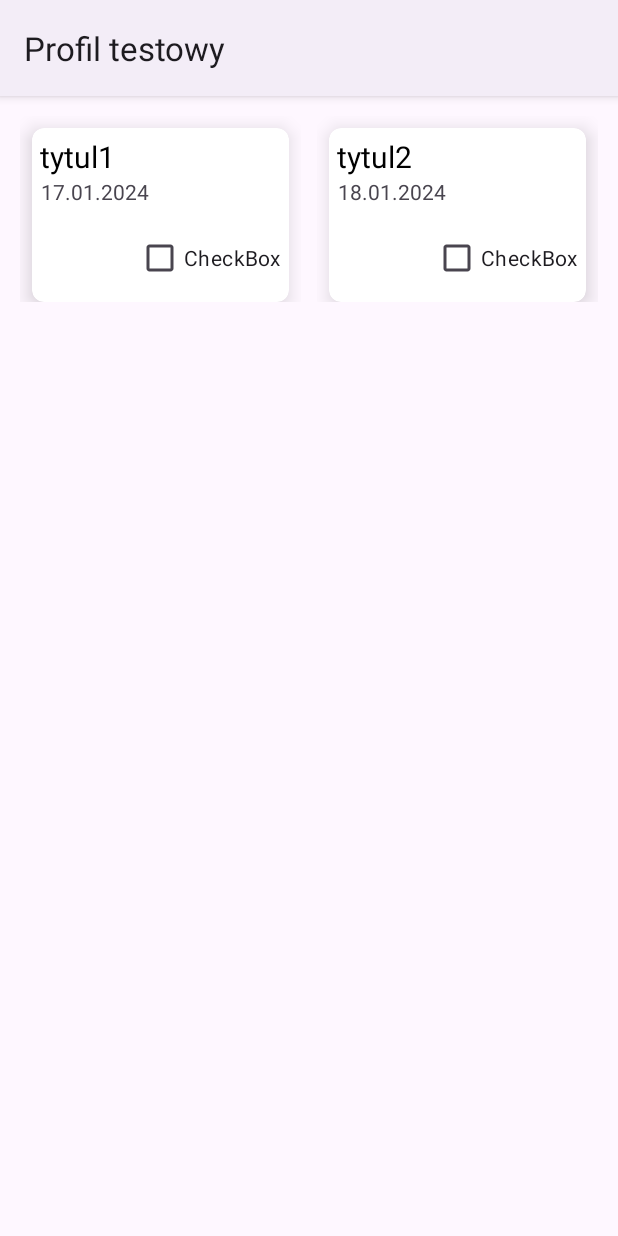
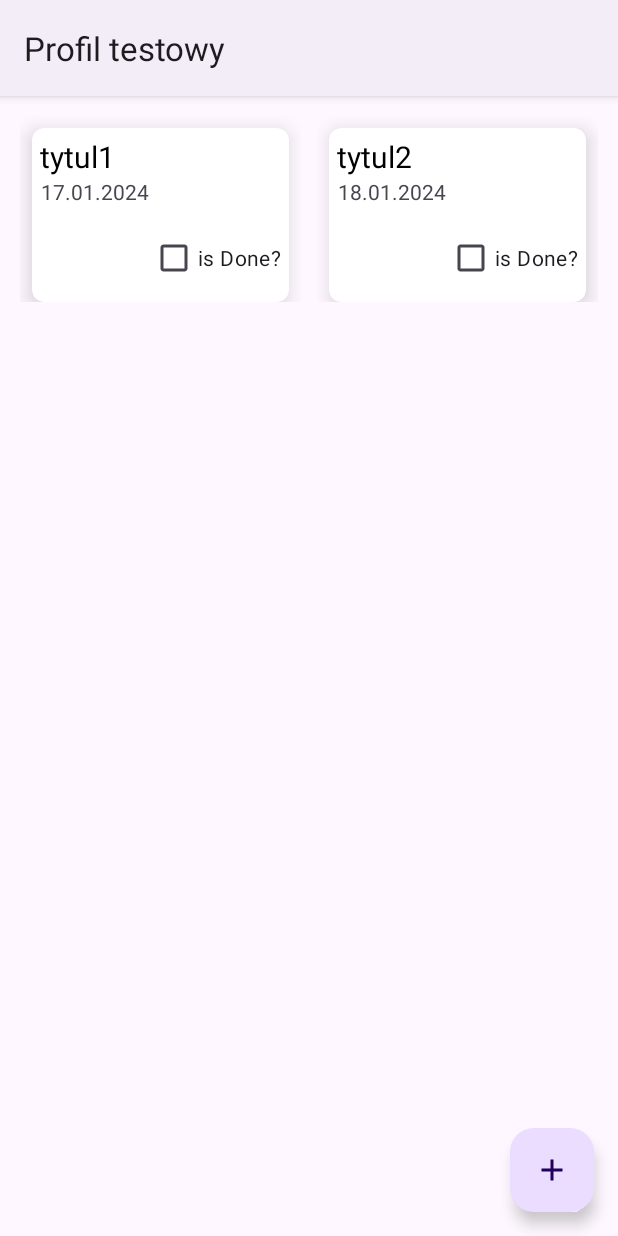
Before and after one commit to xKomaar/Android_TODO_App, an Android app: the screen it shows after launch (TaskListActivity), after a tap on "testowy", on a phone screen of 412 x 824 dp. Run offline under Robolectric (Android 15) with nearby library versions, the phone set to English and light mode, and no system bars; our stand-ins replace Room's generated code.

Commit message:
wstępny widok i edycja taska

```diff
--- a/app/src/main/java/pl/sm_projekt_aplikacjatodo/MainActivity.java
+++ b/app/src/main/java/pl/sm_projekt_aplikacjatodo/MainActivity.java
@@ -16,6 +16,8 @@ import android.view.MenuItem;
 import android.view.ViewGroup;
 import android.widget.ImageView;
 import android.widget.TextView;
+
+import com.google.android.material.floatingactionbutton.FloatingActionButton;
 
 import java.util.List;
 
@@ -37,6 +39,12 @@ public class MainActivity extends AppCompatActivity {
         recyclerView.setAdapter(profileAdapter);
         recyclerView.setLayoutManager(new LinearLayoutManager(this));
 
+        FloatingActionButton addProfileButton = findViewById(R.id.add_profile_button);
+        addProfileButton.setOnClickListener(view -> {
+            Intent intent = new Intent(MainActivity.this, NewProfileActivity.class);
+            startActivity(intent);
+        });
+
         profileRepository = new ProfileRepository(this.getApplication());
         profileRepository.findAllProfiles().observe(this, profileAdapter::setProfiles);
     }
@@ -45,16 +53,13 @@ public class MainActivity extends AppCompatActivity {
     public boolean onCreateOptionsMenu(Menu menu) {
         this.menu = menu;
         MenuInflater menuInflater = getMenuInflater();
-        menuInflater.inflate(R.menu.profile_pick_menu, menu);
+        //TODO: TU DODANIE PRZYCISKOW DO MENU NP WYSZUKIWANIE
         return super.onCreateOptionsMenu(menu);
     }
 
     @Override
     public boolean onOptionsItemSelected(@NonNull MenuItem item) {
-        if (item.getItemId() == R.id.menu_new_profile_button) {
-            Intent intent = new Intent(MainActivity.this, NewProfileActivity.class);
-            startActivity(intent);
-        }
+        //TODO: TU AKCJE DO MENU JAK BEDZIE
         return super.onOptionsItemSelected(item);
     }
 
--- a/app/src/main/java/pl/sm_projekt_aplikacjatodo/TaskListActivity.java
+++ b/app/src/main/java/pl/sm_projekt_aplikacjatodo/TaskListActivity.java
@@ -16,6 +16,8 @@ import android.view.ViewGroup;
 import android.widget.CheckBox;
 import android.widget.TextView;
 
+import com.google.android.material.floatingactionbutton.FloatingActionButton;
+
 import java.util.List;
 
 import pl.sm_projekt_aplikacjatodo.database.TaskRepository;
@@ -33,6 +35,12 @@ public class TaskListActivity extends AppCompatActivity {
         final TaskAdapter taskAdapter = new TaskAdapter();
         recyclerView.setAdapter(taskAdapter);
         recyclerView.setLayoutManager(new GridLayoutManager(this, 2));
+
+        FloatingActionButton addTaskButton = findViewById(R.id.add_task_button);
+        addTaskButton.setOnClickListener(view -> {
+//            Intent intent = new Intent(TaskListActivity.this, NewTaskActivity.class);
+//            startActivity(intent);
+        });
 
         Intent intent = getIntent();
 
@@ -56,7 +64,9 @@ public class TaskListActivity extends AppCompatActivity {
             isDoneCheckBox = itemView.findViewById(R.id.isDoneCheckBox);
 
             itemView.setOnClickListener(view -> {
-                //KOD DO ACTIVITY POJEDYNCZEGO TASKA
+                Intent intent = new Intent(TaskListActivity.this, TaskViewActivity.class);
+                intent.putExtra("taskId", task.getTaskId());
+                startActivity(intent);
             });
         }
 
@@ -65,6 +75,10 @@ public class TaskListActivity extends AppCompatActivity {
             this.taskTitleTextView.setText(task.getTitle());
             this.taskDateTextView.setText(task.getDateTime());
             this.isDoneCheckBox.setChecked(task.isDone());
+            isDoneCheckBox.setOnCheckedChangeListener((buttonView, isChecked) -> {
+                task.setDone(isChecked);
+                taskRepository.update(task);
+            });
         }
     }
 
--- a/app/src/main/java/pl/sm_projekt_aplikacjatodo/database/ProfileDAO.java
+++ b/app/src/main/java/pl/sm_projekt_aplikacjatodo/database/ProfileDAO.java
@@ -25,7 +25,7 @@ public interface ProfileDAO {
 
     @Update
     void update(Profile profile);
-
+    @Transaction
     @Query("DELETE FROM Profile")
     void deleteAll();
 
--- a/app/src/main/java/pl/sm_projekt_aplikacjatodo/database/TaskDAO.java
+++ b/app/src/main/java/pl/sm_projekt_aplikacjatodo/database/TaskDAO.java
@@ -6,10 +6,12 @@ import androidx.room.Delete;
 import androidx.room.Insert;
 import androidx.room.OnConflictStrategy;
 import androidx.room.Query;
+import androidx.room.Transaction;
 import androidx.room.Update;
 
 import java.util.List;
 
+import pl.sm_projekt_aplikacjatodo.model.Profile;
 import pl.sm_projekt_aplikacjatodo.model.Task;
 
 @Dao
@@ -23,13 +25,17 @@ public interface TaskDAO {
 
     @Update
     void update(Task task);
-
+    @Transaction
     @Query("DELETE FROM Task")
     void deleteAll();
+    @Transaction
+    @Query("SELECT * FROM Task")
+    LiveData<List<Task>> findAll();
+    @Transaction
+    @Query("SELECT * FROM Task WHERE taskOwnerId = :taskOwnerId")
+    LiveData<List<Task>> findAllByTaskOwnerId(int taskOwnerId);
 
-    @Query("SELECT * FROM Task")
-    public LiveData<List<Task>> findAll();
-
-    @Query("SELECT * FROM Task WHERE taskOwnerId = :taskOwnerId")
-    public LiveData<List<Task>> findAllByTaskOwnerId(int taskOwnerId);
+    @Transaction
+    @Query("SELECT * FROM Task WHERE taskId = :taskId")
+    LiveData<Task> findTaskByTaskId(int taskId);
 }
--- a/app/src/main/java/pl/sm_projekt_aplikacjatodo/database/TaskRepository.java
+++ b/app/src/main/java/pl/sm_projekt_aplikacjatodo/database/TaskRepository.java
@@ -42,4 +42,8 @@ public class TaskRepository {
     public LiveData<List<Task>> findAllByTaskOwnerId(int taskOwnerId) {
         return taskDAO.findAllByTaskOwnerId(taskOwnerId);
     }
+
+    public LiveData<Task> findTaskByTaskId(int taskId) {
+        return taskDAO.findTaskByTaskId(taskId);
+    }
 }
--- a/app/src/main/java/pl/sm_projekt_aplikacjatodo/model/Task.java
+++ b/app/src/main/java/pl/sm_projekt_aplikacjatodo/model/Task.java
@@ -4,6 +4,9 @@ import androidx.room.Entity;
 import androidx.room.PrimaryKey;
 
 import java.time.LocalDateTime;
+import java.time.format.DateTimeFormatter;
+import java.util.Locale;
+
 @Entity
 public class Task {
     @PrimaryKey(autoGenerate = true)
@@ -61,7 +64,8 @@ public class Task {
     }
 
     public LocalDateTime getLocalDateTime() {
-        return LocalDateTime.parse(dateTime);
+        DateTimeFormatter formatter = DateTimeFormatter.ofPattern("dd.MM.yyyy", Locale.US);
+        return LocalDateTime.parse(dateTime, formatter);
     }
 
     public void setDateTime(LocalDateTime dateTime) {
--- /dev/null
+++ b/app/src/main/res/drawable/baseline_add_24.xml
@@ -0,0 +1,5 @@
+<vector android:height="24dp" android:tint="#000000"
+    android:viewportHeight="24" android:viewportWidth="24"
+    android:width="24dp" xmlns:android="http://schemas.android.com/apk/res/android">
+    <path android:fillColor="@android:color/white" android:pathData="M19,13h-6v6h-2v-6H5v-2h6V5h2v6h6v2z"/>
+</vector>
--- a/app/src/main/res/layout/custom_card.xml
+++ b/app/src/main/res/layout/custom_card.xml
@@ -45,7 +45,7 @@
                 android:id="@+id/isDoneCheckBox"
                 android:layout_width="wrap_content"
                 android:layout_height="wrap_content"
-                android:text="CheckBox"
+                android:text="is Done?"
                 app:layout_constraintEnd_toEndOf="parent"
                 app:layout_constraintTop_toBottomOf="@+id/taskDate" />
 
--- a/app/src/main/res/layout/task_list_activity.xml
+++ b/app/src/main/res/layout/task_list_activity.xml
@@ -17,4 +17,14 @@
         app:layoutManager="androidx.recyclerview.widget.GridLayoutManager"
         app:spanCount="2" />
 
+    <com.google.android.material.floatingactionbutton.FloatingActionButton
+        android:id="@+id/add_task_button"
+        android:layout_width="wrap_content"
+        android:layout_height="wrap_content"
+        app:layout_constraintBottom_toBottomOf="parent"
+        app:layout_constraintEnd_toEndOf="parent"
+        android:layout_margin="16dp"
+        android:layout_gravity="bottom|end"
+        android:src="@drawable/baseline_add_24"/>
+
 </androidx.constraintlayout.widget.ConstraintLayout>
--- a/app/src/main/res/values/strings.xml
+++ b/app/src/main/res/values/strings.xml
@@ -8,6 +8,7 @@
     <string name="stworz_nowy_profil">Stwórz nowy profil</string>
     <string name="stworz_profil">Stwórz profil</string>
     <string name="return_button">Powrót</string>
+    <string name="save_button">Zapisz</string>
     <string name="title_activity_card_view">CardViewActivity</string>
     <!-- Strings used for fragments for navigation -->
     <string name="first_fragment_label">First Fragment</string>
```
Also changed, not shown: app/src/main/AndroidManifest.xml (+8 -2 lines), app/src/main/java/pl/sm_projekt_aplikacjatodo/TaskViewActivity.java (added, +113 -0 lines), app/src/main/res/layout/acticity_task_view.xml (added, +51 -0 lines), app/src/main/res/layout/activity_main.xml (+9 -1 lines), app/src/main/res/menu/task_view_menu.xml (added, +9 -0 lines).
